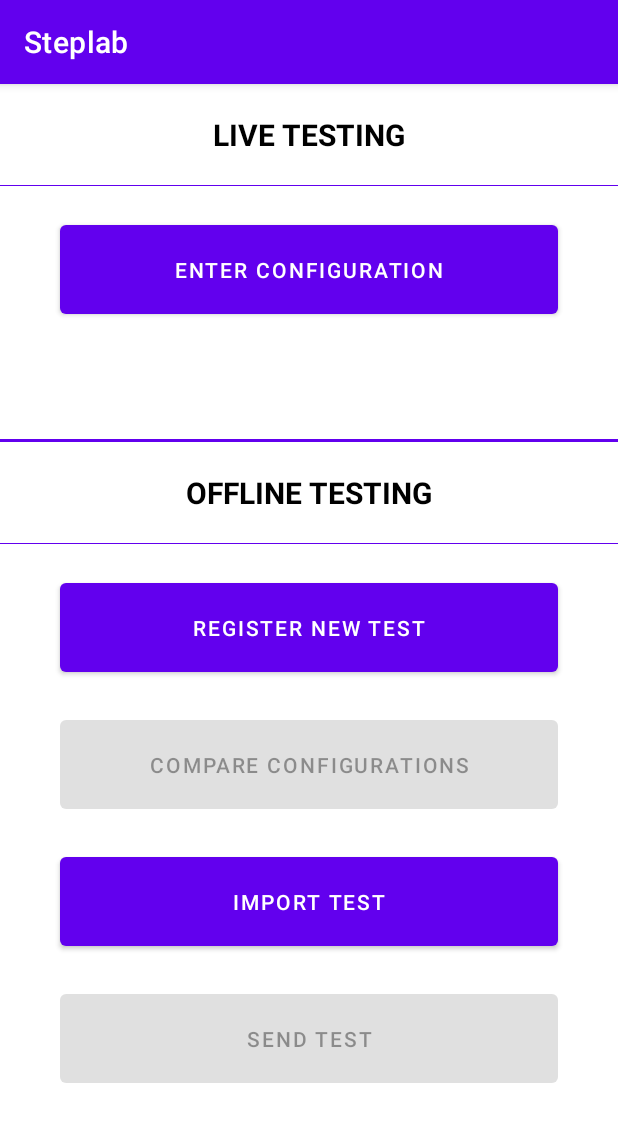
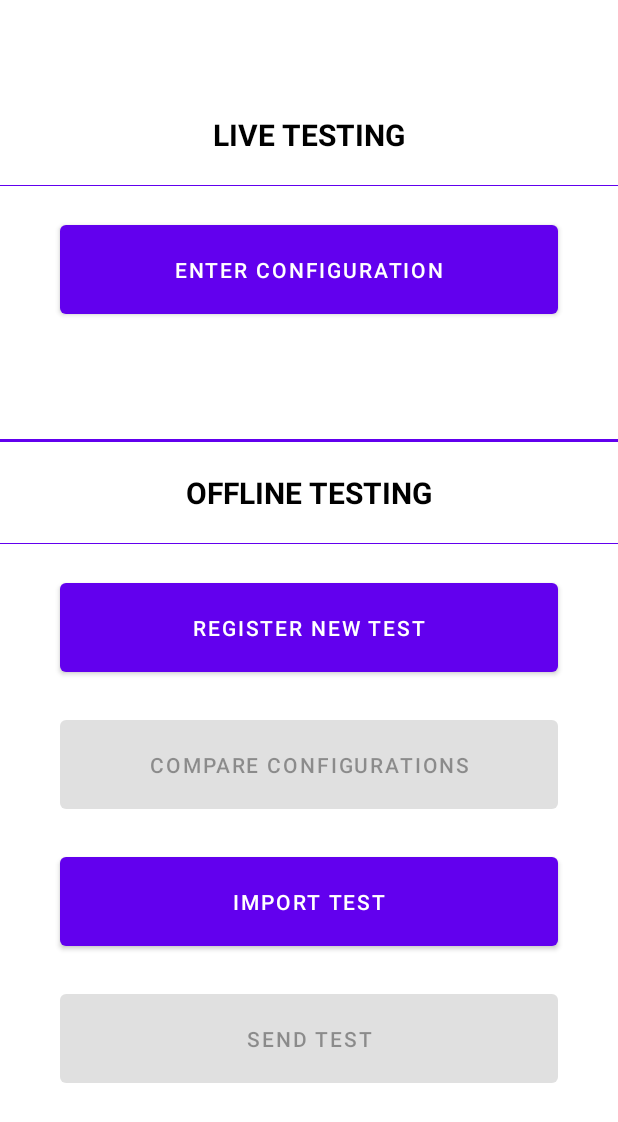
Before and after one commit to Forla03/StepLab, an Android app: the screen it shows after launch (MainActivity), on a phone screen of 412 x 824 dp. Shown: the top 1122 px of the screen. Run offline under Robolectric (Android 15) with nearby library versions, the phone set to English and light mode, and no system bars; our stand-ins replace Room's generated code.

Commit message:
fixed live testing bug and improved layout

```diff
--- a/app/src/main/res/layout/activity_main.xml
+++ b/app/src/main/res/layout/activity_main.xml
@@ -3,12 +3,14 @@
     xmlns:android="http://schemas.android.com/apk/res/android"
     android:layout_width="match_parent"
     android:layout_height="match_parent"
-    android:fillViewport="true">
+    android:fillViewport="true"
+    android:fitsSystemWindows="true">
 
     <LinearLayout
-    android:layout_width="match_parent"
-    android:layout_height="wrap_content"
-    android:orientation="vertical">
+        android:layout_width="match_parent"
+        android:layout_height="wrap_content"
+        android:orientation="vertical"
+        android:paddingTop="?attr/actionBarSize">
 
     <LinearLayout
         android:layout_width="match_parent"
--- a/app/src/main/res/layout/compare_configurations.xml
+++ b/app/src/main/res/layout/compare_configurations.xml
@@ -4,13 +4,15 @@
     xmlns:tools="http://schemas.android.com/tools"
     android:layout_width="match_parent"
     android:layout_height="match_parent"
-    tools:context=".SelectConfigurationsToCompare">
+    tools:context="com.example.steplab.ui.configuration.SelectConfigurationsToCompare"
+    android:fitsSystemWindows="true">
 
     <LinearLayout
         android:id="@+id/linear_layout"
         android:orientation="vertical"
         android:layout_width="match_parent"
-        android:layout_height="match_parent">
+        android:layout_height="match_parent"
+        android:paddingTop="?attr/actionBarSize">
 
         <FrameLayout
             android:id="@+id/frame_layout"
--- a/app/src/main/res/layout/live_testing.xml
+++ b/app/src/main/res/layout/live_testing.xml
@@ -4,7 +4,7 @@
     xmlns:tools="http://schemas.android.com/tools"
     android:layout_width="match_parent"
     android:layout_height="match_parent"
-    tools:context=".LiveTesting">
+    tools:context="com.example.steplab.ui.test.LiveTesting">
 
     <LinearLayout
         android:id="@+id/linear_layout"
--- a/app/src/main/res/values/themes.xml
+++ b/app/src/main/res/values/themes.xml
@@ -1,6 +1,6 @@
 <resources xmlns:tools="http://schemas.android.com/tools">
     <!-- Base application theme. -->
-    <style name="Theme.Steplab" parent="Theme.MaterialComponents.DayNight.DarkActionBar">
+    <style name="Theme.Steplab" parent="Theme.MaterialComponents.DayNight.NoActionBar">
         <!-- Primary brand color. -->
         <item name="colorPrimary">@color/purple_500</item>
         <item name="colorPrimaryVariant">@color/purple_700</item>
@@ -11,6 +11,6 @@
         <item name="colorOnSecondary">@color/black</item>
         <!-- Status bar color. -->
         <item name="android:statusBarColor" tools:targetApi="l">?attr/colorPrimaryVariant</item>
-        <!-- Customize your theme here. -->
+        <item name="android:windowContentOverlay">@null</item>
     </style>
 </resources>
```
Also changed, not shown: app/src/main/java/com/example/steplab/ui/test/PedometerRunningFragment.kt (+9 -0 lines).
